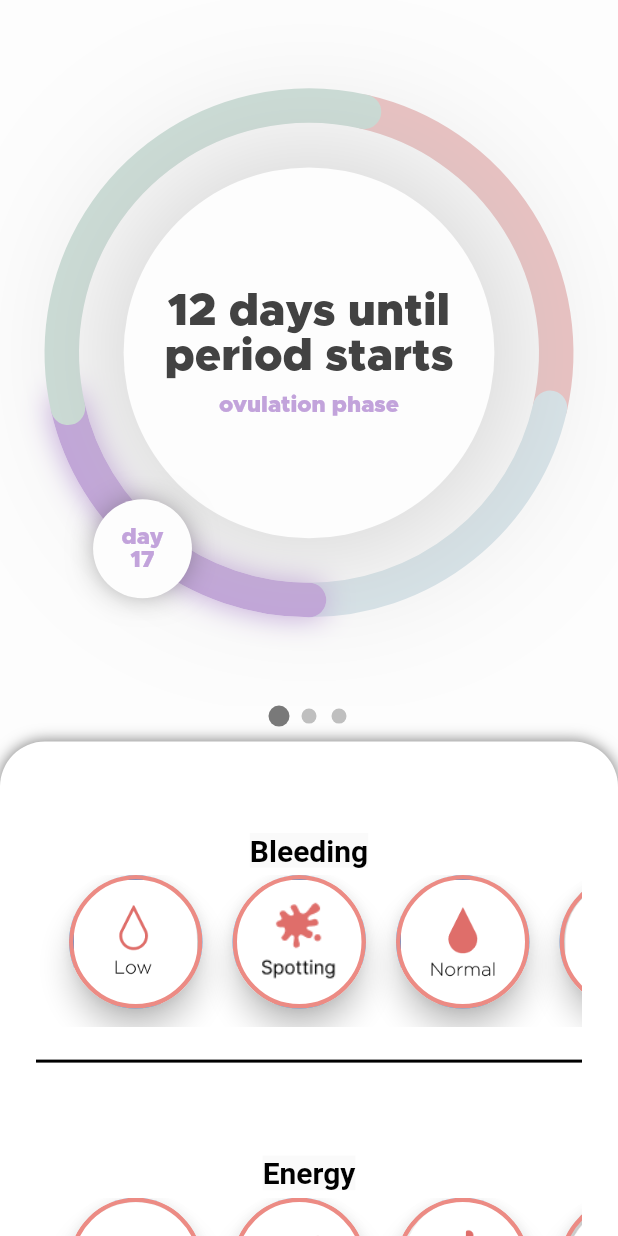
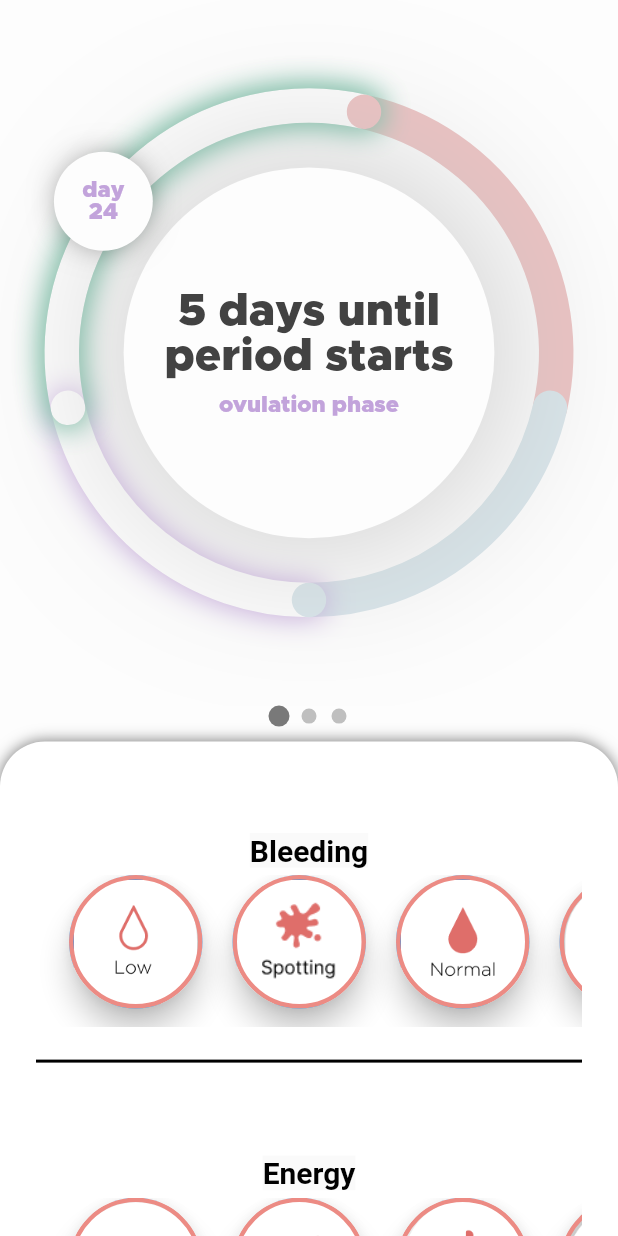
Before and after one commit to rice-apps/psy.cl-v1, a Flutter app: the screen it shows after launch, on a phone screen of 412 x 824 dp. Run offline on Flutter 3.47's test engine with Material 2 defaults, Android fonts, the phone set to English and light mode, and no system bars; drawn by our look-alikes of sliding_up_panel, smooth_page_indicator; our stand-ins replace table_calendar.

Commit message:
add demo

```diff
--- a/lib/src/features/progress-circle/progress_circle.dart
+++ b/lib/src/features/progress-circle/progress_circle.dart
@@ -4,6 +4,7 @@ import '../../../assets/constants.dart' as constants;
 import './phase.dart';
 import 'dart:math' as math;
 import 'utils.dart' as utils;
+import 'dart:async';
 
 class ProgressCircle extends StatefulWidget {
   const ProgressCircle({super.key});
@@ -14,7 +15,7 @@ class ProgressCircle extends StatefulWidget {
 
 class _ProgressCircle extends State<ProgressCircle> {
   // Hard-coded; fetch user value
-  int currentDay = 17;
+  int _currentDay = 17;
   int cycleLength = 28;
 
   // Hard-coded; populate this list with actual user data
@@ -51,19 +52,31 @@ class _ProgressCircle extends State<ProgressCircle> {
 
   late Phase periodPhase =
       phases.firstWhere((element) => element.name == 'period');
-  late Phase currentPhase = phases.firstWhere((element) =>
-      utils.isInArc(element.startDay, element.endDay, currentDay, cycleLength));
+  late Phase currentPhase = phases.firstWhere((element) => utils.isInArc(
+      element.startDay, element.endDay, _currentDay, cycleLength));
+
+  @override
+  void initState() {
+    Timer _timer = Timer.periodic(Duration(seconds: 1), (timer) {
+      setState(() {
+        if (_currentDay == cycleLength) {
+          _currentDay = 1;
+        } else {
+          _currentDay++;
+        }
+      });
+    });
+  }
 
   @override
   Widget build(BuildContext context) {
     final shortSize = MediaQuery.of(context).size.shortestSide;
     final size = Size(shortSize, shortSize);
-    const radiusFactor = 0.4;
-    final radius = shortSize * radiusFactor;
+    final radius = shortSize * 0.4;
     return Stack(alignment: Alignment.center, children: [
       CustomPaint(
         painter: SectionedCircle(
-            phases: phases, currentDay: currentDay, radius: radius),
+            phases: phases, currentDay: _currentDay, radius: radius),
         size: size,
         isComplex: true,
       ),
@@ -120,7 +133,7 @@ class _ProgressCircle extends State<ProgressCircle> {
                       spreadRadius: -8)
                 ]),
             child: Text(
-              'day ${currentDay}',
+              'day ${_currentDay}',
               style: TextStyle(
                   fontFamily: 'Metropolis',
                   fontSize: 15,
@@ -128,20 +141,31 @@ class _ProgressCircle extends State<ProgressCircle> {
               textAlign: TextAlign.center,
             ),
           ),
-          left: radius * math.cos(utils.toRadians(currentDay, cycleLength)) +
+          left: radius * math.cos(utils.toRadians(_currentDay, cycleLength)) +
               radius,
-          top: radius * math.sin(utils.toRadians(currentDay, cycleLength)) +
+          top: radius * math.sin(utils.toRadians(_currentDay, cycleLength)) +
               radius +
               10)
     ]);
   }
 
+  late Timer timer = Timer(const Duration(seconds: 1), () {
+    setState(() {
+      if (_currentDay == cycleLength) {
+        _currentDay = 1;
+      } else {
+        _currentDay++;
+      }
+      print(_currentDay);
+    });
+  });
+
   String createInnerText() {
     if (utils.isInArc(
-        periodPhase.startDay, periodPhase.endDay, currentDay, cycleLength)) {
-      return '${utils.getDistance(currentDay, periodPhase.endDay, cycleLength)} days until period ends';
+        periodPhase.startDay, periodPhase.endDay, _currentDay, cycleLength)) {
+      return '${utils.getDistance(_currentDay, periodPhase.endDay, cycleLength)} days until period ends';
     } else {
-      return '${utils.getDistance(currentDay, periodPhase.startDay, cycleLength)} days until period starts';
+      return '${utils.getDistance(_currentDay, periodPhase.startDay, cycleLength)} days until period starts';
     }
   }
 }
```
